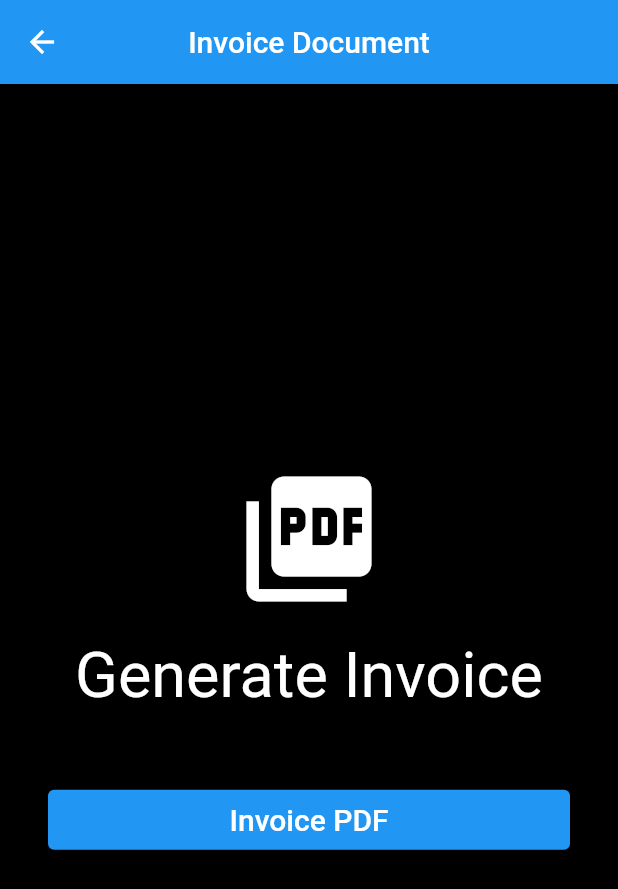
After one commit to Subarkah7/mastering-flutter, a Flutter app: the PdfPage screen opened directly, after a tap on "Invoice PDF", on a phone screen of 412 x 824 dp. The commit adds this screen. Shown: the top 889 px of the screen. Run offline on Flutter 3.47's test engine with Material 2 defaults, Android fonts, the phone set to English and light mode, and no system bars; our stand-ins replace open_file, pdf; missing offline and left inert: grouped_buttons.

Commit message:
pdf report

```diff
--- /dev/null
+++ b/lib/api/pdf_api.dart
@@ -0,0 +1,27 @@
+import 'dart:io';
+
+import 'package:open_file/open_file.dart';
+import 'package:path_provider/path_provider.dart';
+import 'package:pdf/widgets.dart';
+
+class PdfApi {
+  static Future<File> saveDocument({
+   String name,
+   Document pdf,
+  }) async {
+    final bytes = await pdf.save();
+
+    final dir = await getApplicationDocumentsDirectory();
+    final file = File('${dir.path}/$name');
+
+    await file.writeAsBytes(bytes);
+
+    return file;
+  }
+
+  static Future openFile(File file) async {
+    final url = file.path;
+
+    await OpenFile.open(url);
+  }
+}
--- /dev/null
+++ b/lib/model/customer.dart
@@ -0,0 +1,9 @@
+class Customer {
+  final String name;
+  final String address;
+
+  const Customer({
+    this.name,
+    this.address,
+  });
+}
--- /dev/null
+++ b/lib/model/invoice.dart
@@ -0,0 +1,46 @@
+import 'package:mastering_flutter/model/customer.dart';
+import 'package:mastering_flutter/model/supplier.dart';
+
+class Invoice {
+  final InvoiceInfo info;
+  final Supplier supplier;
+  final Customer customer;
+  final List<InvoiceItem> items;
+
+  const Invoice({
+    this.info,
+    this.supplier,
+    this.customer,
+    this.items,
+  });
+}
+
+class InvoiceInfo {
+  final String description;
+  final String number;
+  final DateTime date;
+  final DateTime dueDate;
+
+  const InvoiceInfo({
+    this.description,
+    this.number,
+    this.date,
+    this.dueDate,
+  });
+}
+
+class InvoiceItem {
+  final String description;
+  final DateTime date;
+  final int quantity;
+  final double vat;
+  final double unitPrice;
+
+  const InvoiceItem({
+    this.description,
+    this.date,
+    this.quantity,
+    this.vat,
+    this.unitPrice,
+  });
+}
--- /dev/null
+++ b/lib/model/supplier.dart
@@ -0,0 +1,11 @@
+class Supplier {
+  final String name;
+  final String address;
+  final String paymentInfo;
+
+  const Supplier({
+    this.name,
+    this.address,
+    this.paymentInfo,
+  });
+}
--- a/lib/multi_radio_button.dart
+++ b/lib/multi_radio_button.dart
@@ -11,7 +11,7 @@ class _MultiRadioButtonState extends State<MultiRadioButton> {
 
   @override
   void initState() {
-    // TODO: implement initState
+
     super.initState();
     WidgetsBinding.instance.addPostFrameCallback((timeStamp) {
       for (int i = 0; i < 3; i++) {
--- /dev/null
+++ b/lib/page/pdf_page.dart
@@ -0,0 +1,122 @@
+import 'package:flutter/material.dart';
+import 'package:mastering_flutter/api/pdf_api.dart';
+import 'package:mastering_flutter/api/pdf_invoice_api.dart';
+import 'package:mastering_flutter/model/customer.dart';
+import 'package:mastering_flutter/model/invoice.dart';
+import 'package:mastering_flutter/model/supplier.dart';
+import 'package:mastering_flutter/widgets/button_widget.dart';
+import 'package:mastering_flutter/widgets/title_widget.dart';
+
+
+
+
+class PdfPage extends StatefulWidget {
+  @override
+  _PdfPageState createState() => _PdfPageState();
+}
+
+class _PdfPageState extends State<PdfPage> {
+  @override
+  Widget build(BuildContext context) => Scaffold(
+        backgroundColor: Colors.black,
+        appBar: AppBar(
+          title: Text('Invoice Document'),
+          centerTitle: true,
+        ),
+        body: Container(
+          padding: EdgeInsets.all(32),
+          child: Center(
+            child: Column(
+              mainAxisAlignment: MainAxisAlignment.center,
+              children: <Widget>[
+                TitleWidget(
+                  icon: Icons.picture_as_pdf,
+                  text: 'Generate Invoice',
+                ),
+                const SizedBox(height: 48),
+                ButtonWidget(
+                  text: 'Invoice PDF',
+                  onClicked: () async {
+                    final date = DateTime.now();
+                    final dueDate = date.add(Duration(days: 7));
+
+                    final invoice = Invoice(
+                      supplier: Supplier(
+                        name: 'Sarah Field',
+                        address: 'Sarah Street 9, Beijing, China',
+                        paymentInfo: 'https://paypal.me/sarahfieldzz',
+                      ),
+                      customer: Customer(
+                        name: 'Apple Inc.',
+                        address: 'Apple Street, Cupertino, CA 95014',
+                      ),
+                      info: InvoiceInfo(
+                        date: date,
+                        dueDate: dueDate,
+                        description: 'My description...',
+                        number: '${DateTime.now().year}-9999',
+                      ),
+                      items: [
+                        InvoiceItem(
+                          description: 'Coffee',
+                          date: DateTime.now(),
+                          quantity: 3,
+                          vat: 0.19,
+                          unitPrice: 5.99,
+                        ),
+                        InvoiceItem(
+                          description: 'Water',
+                          date: DateTime.now(),
+                          quantity: 8,
+                          vat: 0.19,
+                          unitPrice: 0.99,
+                        ),
+                        InvoiceItem(
+                          description: 'Orange',
+                          date: DateTime.now(),
+                          quantity: 3,
+                          vat: 0.19,
+                          unitPrice: 2.99,
+                        ),
+                        InvoiceItem(
+                          description: 'Apple',
+                          date: DateTime.now(),
+                          quantity: 8,
+                          vat: 0.19,
+                          unitPrice: 3.99,
+                        ),
+                        InvoiceItem(
+                          description: 'Mango',
+                          date: DateTime.now(),
+                          quantity: 1,
+                          vat: 0.19,
+                          unitPrice: 1.59,
+                        ),
+                        InvoiceItem(
+                          description: 'Blue Berries',
+                          date: DateTime.now(),
+                          quantity: 5,
+                          vat: 0.19,
+                          unitPrice: 0.99,
+                        ),
+                        InvoiceItem(
+                          description: 'Lemon',
+                          date: DateTime.now(),
+                          quantity: 4,
+                          vat: 0.19,
+                          unitPrice: 1.29,
+                        ),
+                      ],
+                    );
+
+                    final pdfFile = await PdfInvoiceApi.generate(invoice);
+
+                    PdfApi.openFile(pdfFile);
+                  },
+                ),
+              ],
+            ),
+          ),
+        ),
+      );
+}
--- /dev/null
+++ b/lib/widgets/button_widget.dart
@@ -0,0 +1,26 @@
+import 'package:flutter/material.dart';
+
+class ButtonWidget extends StatelessWidget {
+  final String text;
+  final VoidCallback onClicked;
+
+  const ButtonWidget({
+    Key key,
+    this.text,
+    this.onClicked,
+  }) : super(key: key);
+
+  @override
+  Widget build(BuildContext context) => ElevatedButton(
+        style: ElevatedButton.styleFrom(
+          minimumSize: Size.fromHeight(40),
+        ),
+        child: FittedBox(
+          child: Text(
+            text,
+            style: TextStyle(fontSize: 20, color: Colors.white),
+          ),
+        ),
+        onPressed: onClicked,
+      );
+}
--- /dev/null
+++ b/lib/widgets/title_widget.dart
@@ -0,0 +1,29 @@
+import 'package:flutter/material.dart';
+
+class TitleWidget extends StatelessWidget {
+  final IconData icon;
+  final String text;
+
+  const TitleWidget({
+    Key key,
+    this.icon,
+    this.text,
+  }) : super(key: key);
+
+  @override
+  Widget build(BuildContext context) => Column(
+        children: [
+          Icon(icon, size: 100, color: Colors.white),
+          const SizedBox(height: 16),
+          Text(
+            text,
+            style: TextStyle(
+              fontSize: 42,
+              fontWeight: FontWeight.w400,
+              color: Colors.white,
+            ),
+            textAlign: TextAlign.center,
+          ),
+        ],
+      );
+}
```
Also changed, not shown: lib/api/pdf_invoice_api.dart (added, +254 -0 lines), lib/home_page.dart (+11 -0 lines), pubspec.yaml (+5 -3 lines), pubspec.lock.
